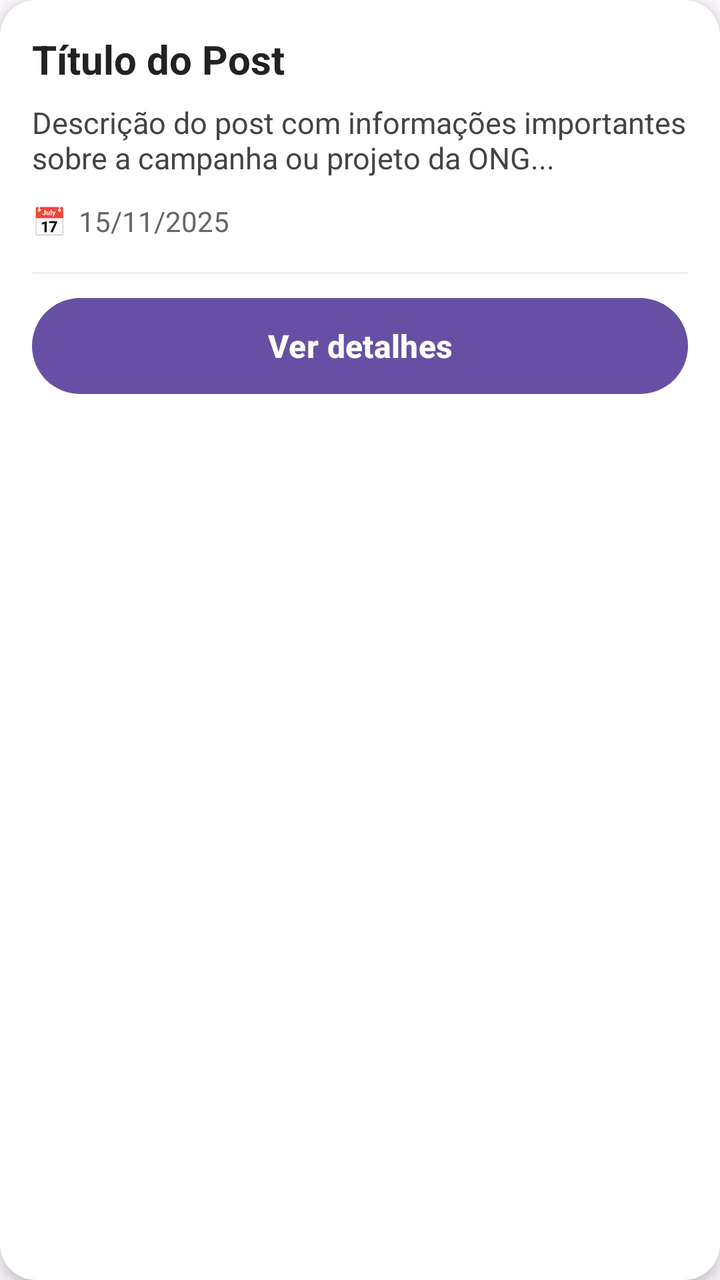
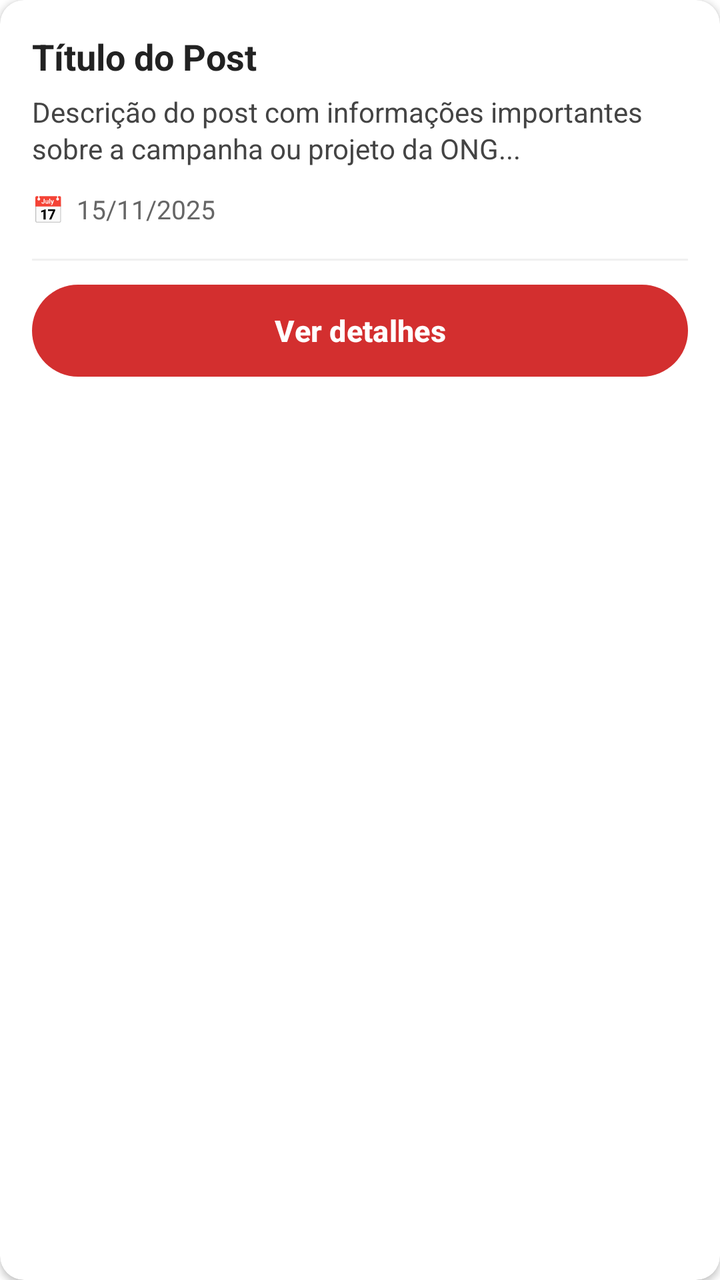

The first picture is an Android layout as it rendered before a commit; the second is the same layout after the commit. The layout source and the unified diff follow.
<!-- AndroidManifest.xml: application theme Theme.Extensao -->
<!-- res/layout/item_post.xml -->
<?xml version="1.0" encoding="utf-8"?>
<androidx.cardview.widget.CardView xmlns:android="http://schemas.android.com/apk/res/android"
    xmlns:app="http://schemas.android.com/apk/res-auto"
    android:layout_width="match_parent"
    android:layout_height="wrap_content"
    android:layout_marginBottom="16dp"
    app:cardCornerRadius="18dp"
    app:cardElevation="4dp"
    app:cardBackgroundColor="@color/white">

    <LinearLayout
        android:layout_width="match_parent"
        android:layout_height="wrap_content"
        android:orientation="vertical"
        android:padding="16dp">

        
        <ImageView
            android:id="@+id/imageViewPost"
            android:layout_width="match_parent"
            android:layout_height="200dp"
            android:layout_marginBottom="12dp"
            android:scaleType="centerCrop"
            android:background="@color/card_border"
            android:visibility="gone"
            app:srcCompat="@drawable/ic_launcher_foreground" />

        
        <TextView
            android:id="@+id/textViewTitulo"
            android:layout_width="match_parent"
            android:layout_height="wrap_content"
            android:text="@string/post_titulo_placeholder"
            android:textColor="@color/text_primary"
            android:textSize="20sp"
            android:textStyle="bold"
            android:layout_marginBottom="8dp" />

        
        <TextView
            android:id="@+id/textViewDescricao"
            android:layout_width="match_parent"
            android:layout_height="wrap_content"
            android:text="@string/post_descricao_placeholder"
            android:textColor="@color/text_description"
            android:textSize="15sp"
            android:maxLines="3"
            android:ellipsize="end"
            android:layout_marginBottom="12dp" />

        
        <LinearLayout
            android:layout_width="match_parent"
            android:layout_height="wrap_content"
            android:orientation="vertical"
            android:layout_marginBottom="12dp">

            
            <LinearLayout
                android:layout_width="wrap_content"
                android:layout_height="wrap_content"
                android:orientation="horizontal"
                android:gravity="center_vertical"
                android:layout_marginBottom="4dp">

                <TextView
                    android:layout_width="wrap_content"
                    android:layout_height="wrap_content"
                    android:text="@string/icone_data"
                    android:textSize="14sp"
                    android:layout_marginEnd="6dp" />

                <TextView
                    android:id="@+id/textViewData"
                    android:layout_width="wrap_content"
                    android:layout_height="wrap_content"
                    android:text="@string/post_data_placeholder"
                    android:textColor="@color/text_secondary"
                    android:textSize="14sp" />

            </LinearLayout>

            
            <LinearLayout
                android:id="@+id/layoutLocal"
                android:layout_width="wrap_content"
                android:layout_height="wrap_content"
                android:orientation="horizontal"
                android:gravity="center_vertical"
                android:visibility="gone">

                <TextView
                    android:layout_width="wrap_content"
                    android:layout_height="wrap_content"
                    android:text="@string/icone_local"
                    android:textSize="14sp"
                    android:layout_marginEnd="6dp" />

                <TextView
                    android:id="@+id/textViewLocal"
                    android:layout_width="wrap_content"
                    android:layout_height="wrap_content"
                    android:text="@string/post_local_placeholder"
                    android:textColor="@color/text_secondary"
                    android:textSize="14sp" />

            </LinearLayout>

        </LinearLayout>

        
        <View
            android:layout_width="match_parent"
            android:layout_height="1dp"
            android:background="@color/divider"
            android:layout_marginBottom="12dp" />

        
        <Button
            android:id="@+id/buttonVerDetalhes"
            android:layout_width="match_parent"
            android:layout_height="wrap_content"
            android:background="@drawable/bg_botao_detalhes"
            android:text="@string/botao_ver_detalhes"
            android:textAllCaps="false"
            android:textColor="@color/white"
            android:textStyle="bold"
            android:textSize="16sp" />

    </LinearLayout>

</androidx.cardview.widget.CardView>
<!-- resources referenced by this layout -->
<resources>
  <color name="card_border">#E6E6E6</color>
  <color name="divider">#EEEEEE</color>
  <color name="text_description">#444444</color>
  <color name="text_primary">#222222</color>
  <color name="text_secondary">#666666</color>
  <color name="white">#FFFFFFFF</color>
  <!-- drawable bg_botao_detalhes (drawable) -->
  <?xml version="1.0" encoding="utf-8"?>
  <shape xmlns:android="http://schemas.android.com/apk/res/android">
      <solid android:color="@color/primary_purple"/>
      <corners android:radius="50dp"/>
  </shape>
  <!-- drawable ic_launcher_foreground (drawable) -->
  <vector xmlns:android="http://schemas.android.com/apk/res/android"
      xmlns:aapt="http://schemas.android.com/aapt"
      android:width="108dp"
      android:height="108dp"
      android:viewportWidth="108"
      android:viewportHeight="108">
      <path android:pathData="M31,63.928c0,0 6.4,-11 12.1,-13.1c7.2,-2.6 26,-1.4 26,-1.4l38.1,38.1L107,108.928l-32,-1L31,63.928z">
          <aapt:attr name="android:fillColor">
              <gradient
                  android:endX="85.84757"
                  android:endY="92.4963"
                  android:startX="42.9492"
                  android:startY="49.59793"
                  android:type="linear">
                  <item
                      android:color="#44000000"
                      android:offset="0.0" />
                  <item
                      android:color="#00000000"
                      android:offset="1.0" />
              </gradient>
          </aapt:attr>
      </path>
      <path
          android:fillColor="#FFFFFF"
          android:fillType="nonZero"
          android:pathData="M65.3,45.828l3.8,-6.6c0.2,-0.4 0.1,-0.9 -0.3,-1.1c-0.4,-0.2 -0.9,-0.1 -1.1,0.3l-3.9,6.7c-6.3,-2.8 -13.4,-2.8 -19.7,0l-3.9,-6.7c-0.2,-0.4 -0.7,-0.5 -1.1,-0.3C38.8,38.328 38.7,38.828 38.9,39.228l3.8,6.6C36.2,49.428 31.7,56.028 31,63.928h46C76.3,56.028 71.8,49.428 65.3,45.828zM43.4,57.328c-0.8,0 -1.5,-0.5 -1.8,-1.2c-0.3,-0.7 -0.1,-1.5 0.4,-2.1c0.5,-0.5 1.4,-0.7 2.1,-0.4c0.7,0.3 1.2,1 1.2,1.8C45.3,56.528 44.5,57.328 43.4,57.328L43.4,57.328zM64.6,57.328c-0.8,0 -1.5,-0.5 -1.8,-1.2s-0.1,-1.5 0.4,-2.1c0.5,-0.5 1.4,-0.7 2.1,-0.4c0.7,0.3 1.2,1 1.2,1.8C66.5,56.528 65.6,57.328 64.6,57.328L64.6,57.328z"
          android:strokeWidth="1"
          android:strokeColor="#00000000" />
  </vector>
  <string name="botao_ver_detalhes">Ver detalhes</string>
  <string name="icone_data">📅</string>
  <string name="icone_local">📍</string>
  <string name="post_data_placeholder">15/11/2025</string>
  <string name="post_descricao_placeholder">Descrição do post com informações importantes sobre a campanha ou projeto da ONG...</string>
  <string name="post_local_placeholder">Local do evento</string>
  <string name="post_titulo_placeholder">Título do Post</string>
  <style name="Theme.Extensao" parent="Base.Theme.Extensao" />
  <color name="primary_purple">#6750A4</color>
  <style name="Base.Theme.Extensao" parent="Theme.Material3.DayNight.NoActionBar">
          
          
      </style>
</resources>

<!-- the commit's change to res/layout/item_post.xml (unified diff, before → after) -->
@@ -3,9 +3,9 @@
     xmlns:app="http://schemas.android.com/apk/res-auto"
     android:layout_width="match_parent"
     android:layout_height="wrap_content"
-    android:layout_marginBottom="16dp"
-    app:cardCornerRadius="18dp"
-    app:cardElevation="4dp"
+    android:layout_marginBottom="14dp"
+    app:cardCornerRadius="12dp"
+    app:cardElevation="2dp"
     app:cardBackgroundColor="@color/white">
 
     <LinearLayout
@@ -18,7 +18,7 @@
         <ImageView
             android:id="@+id/imageViewPost"
             android:layout_width="match_parent"
-            android:layout_height="200dp"
+            android:layout_height="180dp"
             android:layout_marginBottom="12dp"
             android:scaleType="centerCrop"
             android:background="@color/card_border"
@@ -32,9 +32,9 @@
             android:layout_height="wrap_content"
             android:text="@string/post_titulo_placeholder"
             android:textColor="@color/text_primary"
-            android:textSize="20sp"
+            android:textSize="18sp"
             android:textStyle="bold"
-            android:layout_marginBottom="8dp" />
+            android:layout_marginBottom="6dp" />
 
         
         <TextView
@@ -43,9 +43,10 @@
             android:layout_height="wrap_content"
             android:text="@string/post_descricao_placeholder"
             android:textColor="@color/text_description"
-            android:textSize="15sp"
+            android:textSize="14sp"
             android:maxLines="3"
             android:ellipsize="end"
+            android:lineSpacingExtra="2dp"
             android:layout_marginBottom="12dp" />
 
         
@@ -67,7 +68,7 @@
                     android:layout_width="wrap_content"
                     android:layout_height="wrap_content"
                     android:text="@string/icone_data"
-                    android:textSize="14sp"
+                    android:textSize="13sp"
                     android:layout_marginEnd="6dp" />
 
                 <TextView
@@ -76,7 +77,7 @@
                     android:layout_height="wrap_content"
                     android:text="@string/post_data_placeholder"
                     android:textColor="@color/text_secondary"
-                    android:textSize="14sp" />
+                    android:textSize="13sp" />
 
             </LinearLayout>
 
@@ -93,7 +94,7 @@
                     android:layout_width="wrap_content"
                     android:layout_height="wrap_content"
                     android:text="@string/icone_local"
-                    android:textSize="14sp"
+                    android:textSize="13sp"
                     android:layout_marginEnd="6dp" />
 
                 <TextView
@@ -102,7 +103,7 @@
                     android:layout_height="wrap_content"
                     android:text="@string/post_local_placeholder"
                     android:textColor="@color/text_secondary"
-                    android:textSize="14sp" />
+                    android:textSize="13sp" />
 
             </LinearLayout>
 
@@ -119,13 +120,13 @@
         <Button
             android:id="@+id/buttonVerDetalhes"
             android:layout_width="match_parent"
-            android:layout_height="wrap_content"
+            android:layout_height="46dp"
             android:background="@drawable/bg_botao_detalhes"
             android:text="@string/botao_ver_detalhes"
             android:textAllCaps="false"
             android:textColor="@color/white"
             android:textStyle="bold"
-            android:textSize="16sp" />
+            android:textSize="15sp" />
 
     </LinearLayout>
 
<!-- resource entries referenced after the edit -->
@@ -1,7 +1,7 @@
 <!-- resources referenced by this layout -->
 <resources>
-  <color name="card_border">#E6E6E6</color>
-  <color name="divider">#EEEEEE</color>
+  <color name="card_border">#E8E8E8</color>
+  <color name="divider">#F0F0F0</color>
   <color name="text_description">#444444</color>
   <color name="text_primary">#222222</color>
   <color name="text_secondary">#666666</color>
@@ -51,10 +51,24 @@
   <string name="post_local_placeholder">Local do evento</string>
   <string name="post_titulo_placeholder">Título do Post</string>
   <style name="Theme.Extensao" parent="Base.Theme.Extensao" />
-  <color name="primary_purple">#6750A4</color>
-  <style name="Base.Theme.Extensao" parent="Theme.Material3.DayNight.NoActionBar">
+  <color name="primary_purple">#D32F2F</color>
+  <style name="Base.Theme.Extensao" parent="Theme.Material3.Light.NoActionBar">
+          <item name="colorPrimary">@color/primary_red</item>
+          <item name="colorPrimaryVariant">@color/primary_red_dark</item>
+          <item name="colorOnPrimary">@color/white</item>
+          <item name="colorSecondary">@color/primary_red</item>
+          <item name="colorOnSecondary">@color/white</item>
+          <item name="android:windowBackground">@color/white</item>
+          <item name="colorSurface">@color/white</item>
+          <item name="colorOnSurface">@color/text_primary</item>
           
-          
+          <item name="bottomNavigationStyle">@style/BottomNavStyle</item>
+      </style>
+  <color name="primary_red">#D32F2F</color>
+  <color name="primary_red_dark">#B71C1C</color>
+  <style name="BottomNavStyle" parent="Widget.MaterialComponents.BottomNavigationView">
+          <item name="itemIconTint">@color/bottom_nav_color</item>
+          <item name="itemTextColor">@color/bottom_nav_color</item>
       </style>
 </resources>
 
